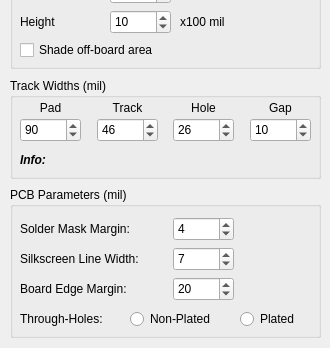
Above: src/renderingdialog.ui from melak/veroroute before the change; both pictures show x 0 to 330 and y 172 to 520 of the 330 by 520 pixel window. Below: the same form after it.
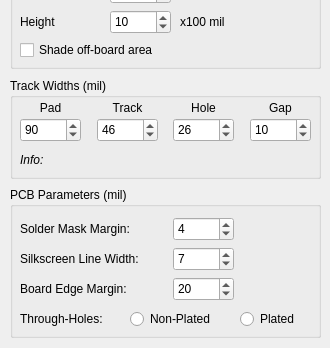
That is the form after the change.

Commit message: Tweak font for min track separation

Patch:
```diff
--- a/src/renderingdialog.ui
+++ b/src/renderingdialog.ui
@@ -502,9 +502,9 @@
     </property>
     <property name="font">
      <font>
-      <weight>75</weight>
+      <weight>50</weight>
       <italic>true</italic>
-      <bold>true</bold>
+      <bold>false</bold>
      </font>
     </property>
     <property name="text">
```
